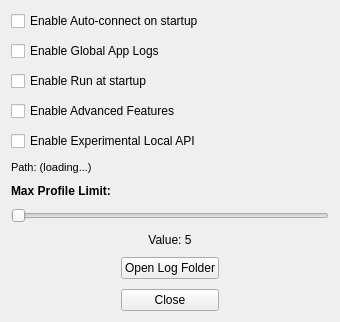
First picture: the form in pygui/dialogs/settings.ui, repository Arean82/Tailscale-Headscale-Client, before the edit.
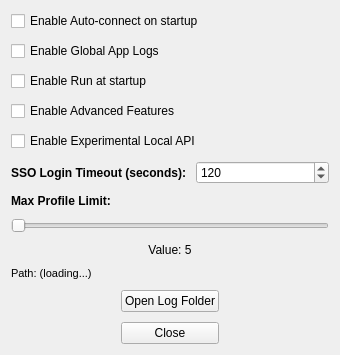
Second picture: the form after the edit.

Commit message: feat: implement settings dialog, core data models, and Tailscale manager utility

```diff
--- a/pygui/dialogs/settings.ui
+++ b/pygui/dialogs/settings.ui
@@ -7,7 +7,7 @@
     <x>0</x>
     <y>0</y>
     <width>340</width>
-    <height>290</height>
+    <height>335</height>
    </rect>
   </property>
   <property name="windowTitle">
@@ -58,19 +58,33 @@
       </widget>
      </item>
      <item>
-      <widget class="QLabel" name="labelLogPath">
-       <property name="font">
-        <font>
-         <pointsize>8</pointsize>
-        </font>
-       </property>
-       <property name="text">
-        <string>Path: (loading...)</string>
-       </property>
-       <property name="wordWrap">
-        <bool>true</bool>
-       </property>
-      </widget>
+      <layout class="QHBoxLayout" name="ssoLayout">
+       <item>
+        <widget class="QLabel" name="labelSsoTimeout">
+         <property name="font">
+          <font>
+           <bold>true</bold>
+          </font>
+         </property>
+         <property name="text">
+          <string>SSO Login Timeout (seconds):</string>
+         </property>
+        </widget>
+       </item>
+       <item>
+        <widget class="QSpinBox" name="spinSsoTimeout">
+         <property name="minimum">
+          <number>10</number>
+         </property>
+         <property name="maximum">
+          <number>600</number>
+         </property>
+         <property name="value">
+          <number>120</number>
+         </property>
+        </widget>
+       </item>
+      </layout>
      </item>
      <item>
       <spacer name="verticalSpacer">
@@ -116,7 +130,22 @@
         <string>Value: 5</string>
        </property>
        <property name="alignment">
-        <enum>Qt::AlignmentFlag::AlignCenter</enum>
+        <set>Qt::AlignmentFlag::AlignCenter</set>
+       </property>
+      </widget>
+     </item>
+     <item>
+      <widget class="QLabel" name="labelLogPath">
+       <property name="font">
+        <font>
+         <pointsize>8</pointsize>
+        </font>
+       </property>
+       <property name="text">
+        <string>Path: (loading...)</string>
+       </property>
+       <property name="wordWrap">
+        <bool>true</bool>
        </property>
       </widget>
      </item>
```
Left out of the diff: 12 changed lines with no effect on the pictures. The commit also changes 4 other files.
